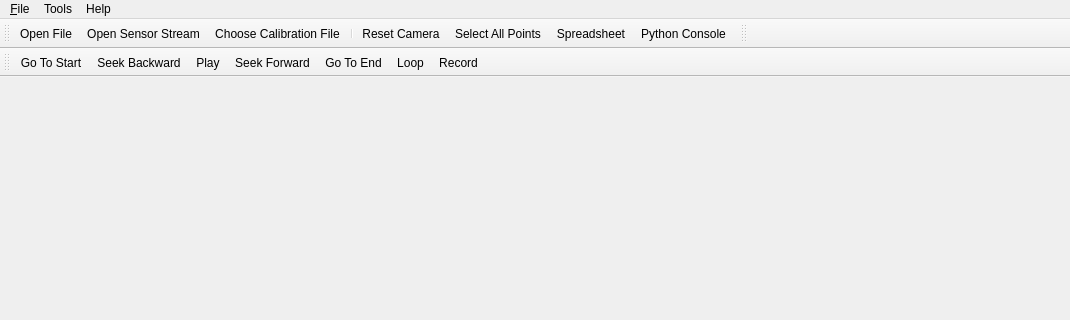
First picture: the form in vvMainWindow.ui, repository Kitware/VeloView, before the edit; both pictures show x 0 to 1070 and y 0 to 320 of the 1070 by 645 pixel window.
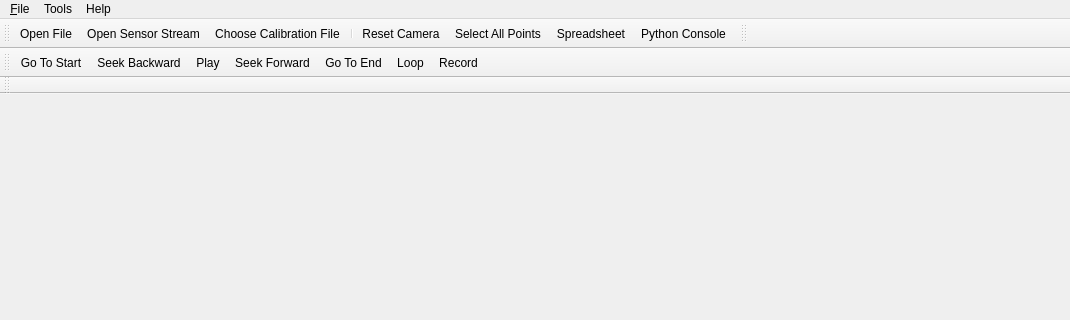
Second picture: the form after the edit. Icons and pictures are not drawn. Custom widgets are drawn as their Qt base class.

Commit message: STYLE: - Modified the position of the number of trailing frames Spinbox        - Added tooltip

Diff of the .ui file:
```diff
--- a/vvMainWindow.ui
+++ b/vvMainWindow.ui
@@ -137,6 +137,17 @@
    <addaction name="actionLoop"/>
    <addaction name="actionRecord"/>
   </widget>
+  <widget class="QToolBar" name="trailingFramesToolbar">
+   <property name="windowTitle">
+    <string>toolBar_2</string>
+   </property>
+   <attribute name="toolBarArea">
+    <enum>TopToolBarArea</enum>
+   </attribute>
+   <attribute name="toolBarBreak">
+    <bool>true</bool>
+   </attribute>
+  </widget>
   <action name="actionE_xit">
    <property name="text">
     <string>E&amp;xit</string>
```
Left out of the diff: 2 changed lines with no effect on the pictures. The commit also changes 1 other file.
